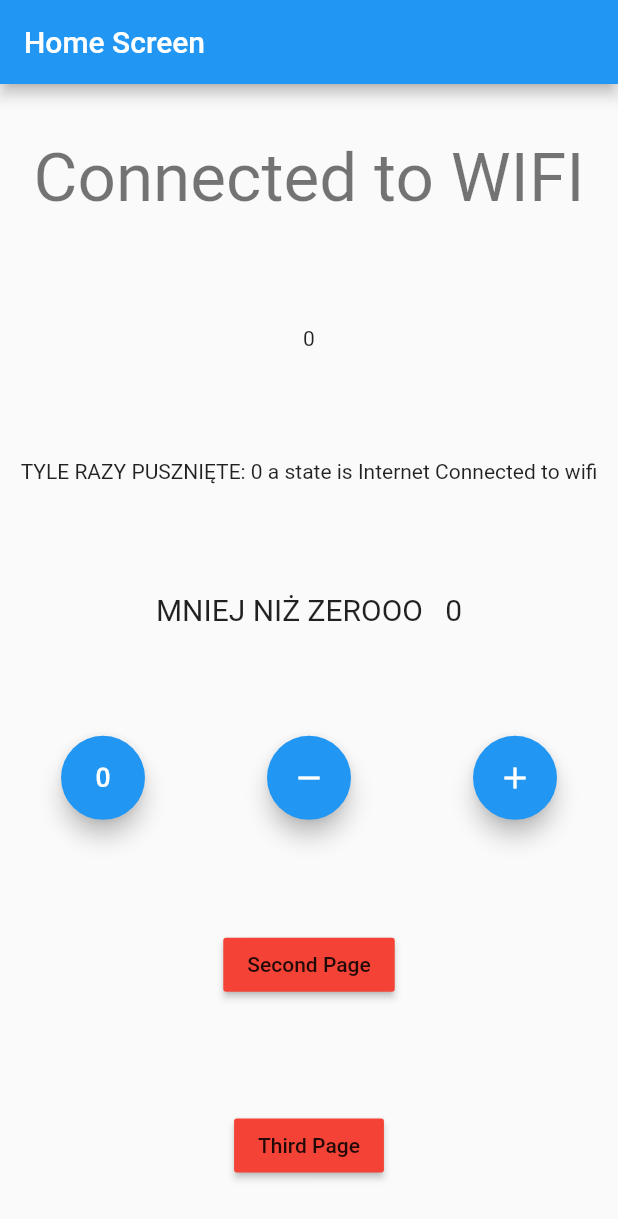
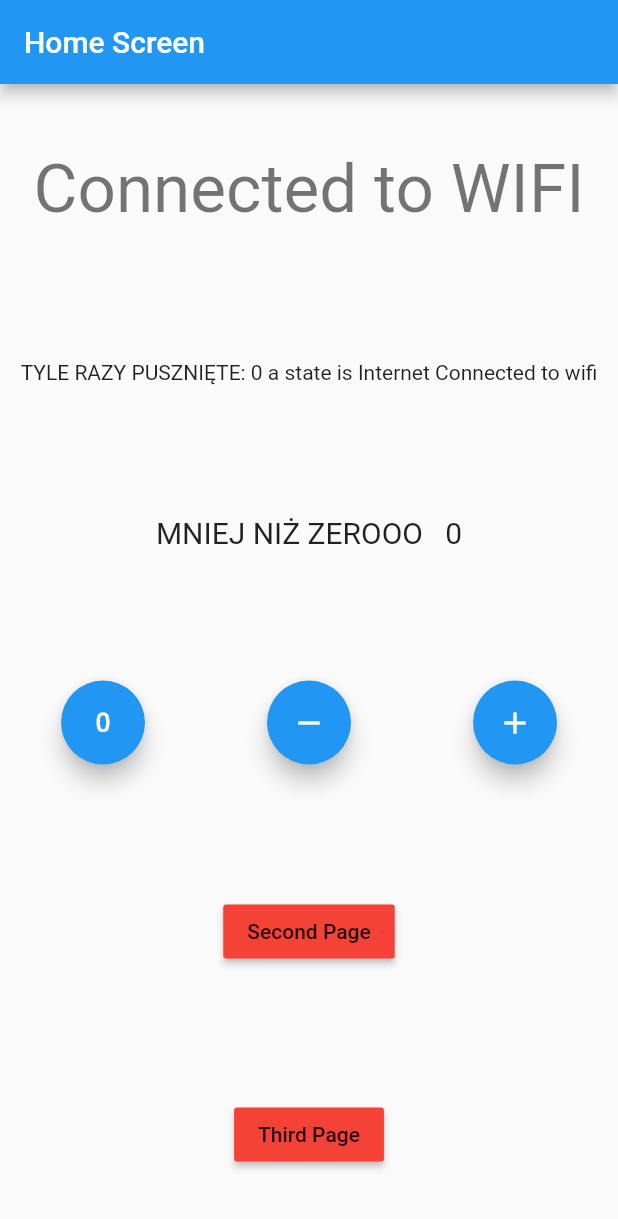
Before and after one commit to dsznycer/bloc_test, a Flutter app: the screen it shows after launch, on a phone screen of 412 x 824 dp. Shown: the top 1219 px of the screen. Run offline on Flutter 3.47's test engine with Material 2 defaults, Android fonts, the light colour scheme and no system bars; our stand-ins replace bloc, connectivity_plus, flutter_bloc; missing offline and left inert: dart:ffi.

Commit message:
added equatable package

```diff
--- a/lib/presentation/screens/home_screen.dart
+++ b/lib/presentation/screens/home_screen.dart
@@ -72,13 +72,6 @@ class _HomeScreenState extends State<HomeScreen> {
                   return CircularProgressIndicator();
                 }
               }),
-              Builder(
-                builder: (context) {
-                  final counterValue = context
-                      .select((CounterCubit cubit) => cubit.state.counterValue);
-                  return Text(counterValue.toString());
-                },
-              ),
               Builder(builder: (context) {
                 final state = context.watch<InternetCubit>().state;
                 final counterState = context.watch<CounterCubit>().state;
--- a/pubspec.yaml
+++ b/pubspec.yaml
@@ -16,11 +16,11 @@ dependencies:
   flutter:
     sdk: flutter
 
-
-
   cupertino_icons: ^1.0.2
   flutter_bloc: ^8.1.1
   connectivity_plus: ^3.0.2
+  equatable: ^2.0.5
+  freezed: ^2.3.2
 
 dev_dependencies:
   flutter_test:
```
Also changed, not shown: pubspec.lock.
